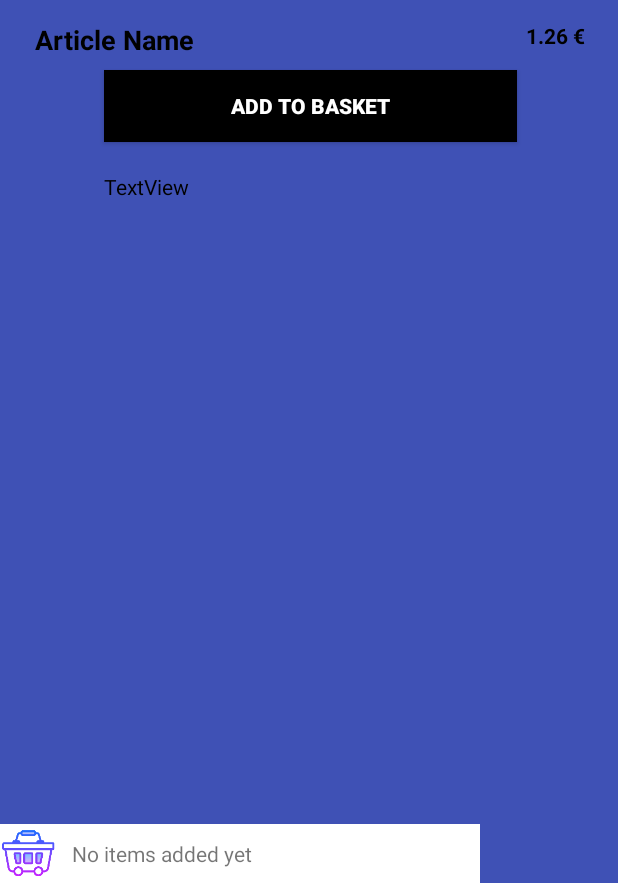
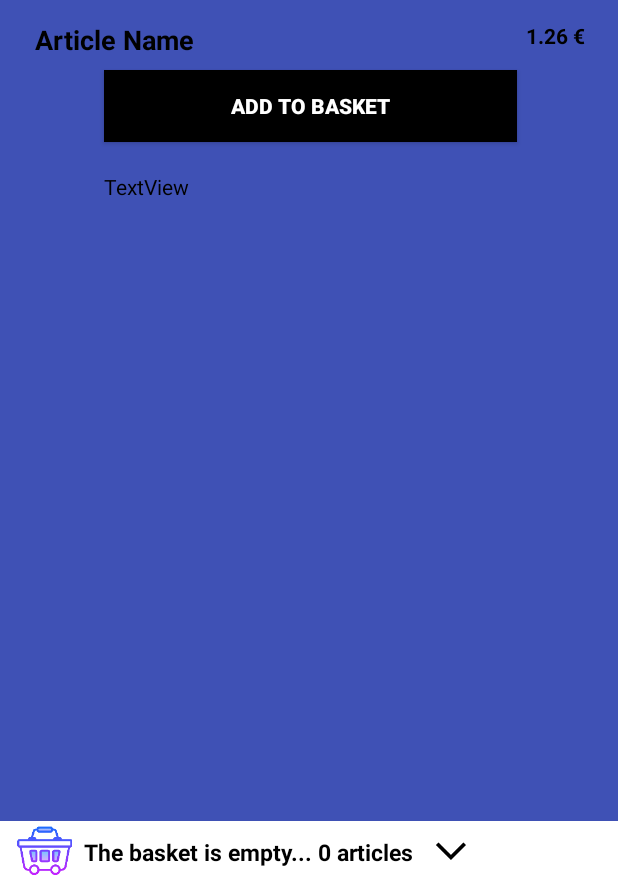
Before and after one commit to JDevs10/Shopping-Drive, an Android app: the DetailArticle screen opened directly, with no data from a screen before it, on a phone screen of 412 x 824 dp, the part 353-1236 px from its top. Run offline under Robolectric (Android 15) with nearby library versions, the phone set to English and light mode, and no system bars.

Commit message:
---------- Shopping Drive ----------
- added the client front-end article basket

```diff
--- a/app/app/build.gradle
+++ b/app/app/build.gradle
@@ -4,7 +4,7 @@ android {
     compileSdkVersion 27
     defaultConfig {
         applicationId "com.example.j_lds.shoppingdrive"
-        minSdkVersion 14
+        minSdkVersion 16
         targetSdkVersion 27
         versionCode 1
         versionName "1.0"
@@ -27,8 +27,10 @@ dependencies {
     testImplementation 'junit:junit:4.12'
     androidTestImplementation 'com.android.support.test:runner:1.0.2'
     androidTestImplementation 'com.android.support.test.espresso:espresso-core:3.0.2'
+
     implementation 'com.android.support:recyclerview-v7:27.1.1'
     implementation 'com.android.support:cardview-v7:27.1.1'
+    implementation 'com.thoughtbot:expandablerecyclerview:1.0'
 }
 
 apply plugin: 'com.google.gms.google-services'
--- /dev/null
+++ b/app/app/src/main/java/com/example/j_lds/shoppingdrive/ClientArticleBasketAdapter.java
@@ -0,0 +1,60 @@
+package com.example.j_lds.shoppingdrive;
+
+import android.content.Context;
+import android.support.annotation.NonNull;
+import android.support.v7.widget.RecyclerView;
+import android.view.LayoutInflater;
+import android.view.View;
+import android.view.ViewGroup;
+import android.widget.TextView;
+
+public class ClientArticleBasketAdapter extends RecyclerView.Adapter<ClientArticleBasketAdapter.ViewHolder> {
+
+    private Context context;
+    private final String[] names;
+    private final double[] prices;
+    View view;
+
+    public ClientArticleBasketAdapter(Context context, String[] names, double[] prices) {
+        this.context = context;
+        this.names = names;
+        this.prices = prices;
+    }
+
+    @NonNull
+    @Override
+    public ViewHolder onCreateViewHolder(@NonNull ViewGroup parent, int viewType) {
+//        return null;
+        View v = LayoutInflater.from(parent.getContext())
+                .inflate(R.layout.custom_hidden_basket_list,parent,false);
+        return new ViewHolder(v);
+    }
+
+    @Override
+    public void onBindViewHolder(@NonNull ClientArticleBasketAdapter.ViewHolder holder, int position) {
+
+        String listItem_NAMES = names[position];
+        double listItem_PRICES = prices[position];
+
+        holder.article_name.setText(listItem_NAMES);
+        holder.article_price.setText(listItem_PRICES+" €");
+    }
+
+    @Override
+    public int getItemCount() {
+        return names.length;
+    }
+
+    public class ViewHolder extends RecyclerView.ViewHolder{
+
+        TextView article_name;
+        TextView article_price;
+
+        public ViewHolder(View itemView) {
+            super(itemView);
+
+            article_name = (TextView)itemView.findViewById(R.id.textView_hidden_basket_list_article_name);
+            article_price = (TextView)itemView.findViewById(R.id.textView_hidden_basket_list_article_price);
+        }
+    }
+}
--- a/app/app/src/main/java/com/example/j_lds/shoppingdrive/DetailArticle.java
+++ b/app/app/src/main/java/com/example/j_lds/shoppingdrive/DetailArticle.java
@@ -1,12 +1,29 @@
 package com.example.j_lds.shoppingdrive;
 
+import android.content.Intent;
 import android.support.v7.app.AppCompatActivity;
 import android.os.Bundle;
+import android.support.v7.widget.LinearLayoutManager;
+import android.support.v7.widget.RecyclerView;
 import android.view.View;
 import android.view.WindowManager;
+import android.widget.ImageView;
+import android.widget.TextView;
 import android.widget.Toast;
 
+import java.util.List;
+
 public class DetailArticle extends AppCompatActivity {
+
+    private ImageView show_basket_btn;
+    private TextView tv_article_name;
+
+    private RecyclerView mRecycleView;
+    private ClientArticleBasketAdapter mClientArticleBasketAdapter;
+
+    private String[] article_names = {"Article 1", "Article 2", "Article 3", "Article 4", "Article 5",
+            "Article 6", "Article 7", "Article 8", "Article 9", "Article 10"};
+    private double[] article_prices = {2.30, 4.50, 1.20, 3.50, 5.60, 7.99, 9.39, 6.49, 8.99, 10.01};
 
     @Override
     protected void onCreate(Bundle savedInstanceState) {
@@ -17,9 +34,56 @@ public class DetailArticle extends AppCompatActivity {
         getSupportActionBar().hide();
         getWindow().setFlags(WindowManager.LayoutParams.FLAG_FULLSCREEN,
                 WindowManager.LayoutParams.FLAG_FULLSCREEN);
+
+
+        //set recycle view / get my basket "if I have"..............................................
+        tv_article_name = (TextView)findViewById(R.id.textView_article_name);
+        show_basket_btn = (ImageView) findViewById(R.id.arrow_down_list);
+
+        mRecycleView = (RecyclerView)findViewById(R.id.recyclerView_drop_down_basket);
+        mRecycleView.setHasFixedSize(true);
+        mRecycleView.setLayoutManager(new LinearLayoutManager(this));
+
+        mClientArticleBasketAdapter = new ClientArticleBasketAdapter(this, article_names, article_prices);
     }
 
     public void back_from_DetailArticle_to_merchantArticles(View view){
         Toast.makeText(getBaseContext(),"going back to view articles",Toast.LENGTH_LONG).show();
+
+        Intent intent= new Intent(DetailArticle.this, FindMerchantArticles.class);
+        startActivity(intent);
     }
+
+    public void dropDownBasketList(View view){
+        Toast.makeText(getBaseContext(),"Show my basket",Toast.LENGTH_LONG).show();
+
+        show_basket_btn.setOnClickListener(new View.OnClickListener() {
+            boolean btn_down = true;
+            @Override
+            public void onClick(View v) {
+                if (btn_down){
+                    tv_article_name.setText("The basket has "+article_names.length+" articles");
+                    mRecycleView.setVisibility(View.VISIBLE);
+                    show_basket_btn.setRotation(180);
+                    mRecycleView.setAdapter(mClientArticleBasketAdapter);
+                    btn_down = false;
+                }else{
+                    mRecycleView.setVisibility(View.GONE);
+                    show_basket_btn.setRotation(0);
+                    btn_down = true;
+                }
+            }
+        });
+    }
+
+//    public void getArticle() {
+//        clientArticleBasket = new ArrayList<>();
+//        List<ClientArticleBasket> articles = new ArrayList<>();
+//
+//        for (int i=0; i<4; i++){
+//            articles.add(new ClientArticleBasket());
+//            articles.add(new ClientArticleBasket());
+//        }
+//        clientArticleBasket.add();
+//    }
 }
--- a/app/app/src/main/res/layout/activity_detail_article.xml
+++ b/app/app/src/main/res/layout/activity_detail_article.xml
@@ -4,8 +4,8 @@
     xmlns:tools="http://schemas.android.com/tools"
     android:layout_width="match_parent"
     android:layout_height="match_parent"
-    tools:context=".DetailArticle"
-    android:background="@color/colorPrimary">
+    android:background="@color/colorPrimary"
+    tools:context=".DetailArticle">
 
     <Button
         android:id="@+id/button_back_from_detail-article_to_find_merchant_articles"
@@ -17,8 +17,8 @@
         android:layout_marginStart="5dp"
         android:layout_marginTop="5dp"
         android:layout_weight="1"
+        android:background="@drawable/baseline_keyboard_arrow_left_black_18dp"
         android:onClick="back_from_DetailArticle_to_merchantArticles"
-        android:background="@drawable/baseline_keyboard_arrow_left_black_18dp"
         app:layout_constraintEnd_toEndOf="parent"
         app:layout_constraintStart_toStartOf="parent"
         app:layout_constraintTop_toTopOf="parent" />
@@ -95,25 +95,59 @@
         app:layout_constraintStart_toStartOf="parent"
         app:layout_constraintTop_toBottomOf="@+id/button_detail-article-addToBasket" />
 
-    <TextView
-        android:id="@+id/textView6"
-        android:layout_width="282dp"
+    <LinearLayout xmlns:android="http://schemas.android.com/apk/res/android"
+        android:id="@+id/linearLayout"
+        android:layout_width="match_parent"
         android:layout_height="wrap_content"
         android:background="@android:color/white"
-        android:padding="10dp"
-        android:text="No items added yet"
+        android:orientation="horizontal"
         app:layout_constraintBottom_toBottomOf="parent"
         app:layout_constraintEnd_toEndOf="parent"
+        app:layout_constraintStart_toStartOf="parent">
+
+        <ImageView
+            android:id="@+id/basket_list"
+            android:layout_width="40dp"
+            android:layout_height="40dp"
+            android:layout_marginLeft="10dp"
+            android:layout_marginRight="5dp"
+            android:src="@mipmap/ic_basket" />
+
+        <TextView
+            android:id="@+id/textView_article_name"
+            android:layout_width="wrap_content"
+            android:layout_height="wrap_content"
+            android:layout_marginBottom="10dp"
+            android:layout_marginTop="10dp"
+            android:gravity="center"
+            android:text="The basket is empty... 0 articles"
+            android:textColor="@color/color_dark"
+            android:textSize="15dp"
+            android:textStyle="bold" />
+
+        <ImageView
+            android:id="@+id/arrow_down_list"
+            android:layout_width="40dp"
+            android:layout_height="40dp"
+            android:layout_marginLeft="5dp"
+            android:layout_marginRight="10dp"
+            android:onClick="dropDownBasketList"
+            android:src="@drawable/arrow_down_black" />
+
+    </LinearLayout>
+
+    <android.support.v7.widget.RecyclerView
+        android:id="@+id/recyclerView_drop_down_basket"
+        android:layout_width="match_parent"
+        android:layout_height="wrap_content"
+        android:background="@android:color/white"
+        android:scrollbars="vertical"
+        android:visibility="gone"
+        android:elevation="100dp"
+        app:layout_constraintBottom_toTopOf="@+id/linearLayout"
+        app:layout_constraintEnd_toEndOf="parent"
         app:layout_constraintHorizontal_bias="0.0"
-        app:layout_constraintStart_toEndOf="@+id/imageView2" />
+        app:layout_constraintStart_toStartOf="parent" />
 
-    <ImageView
-        android:id="@+id/imageView2"
-        android:layout_width="38dp"
-        android:layout_height="39dp"
-        android:background="@android:color/white"
-        app:layout_constraintBottom_toBottomOf="parent"
-        app:layout_constraintStart_toStartOf="parent"
-        app:srcCompat="@mipmap/ic_basket" />
 
 </android.support.constraint.ConstraintLayout>
```
Also changed, not shown: app/app/src/main/res/layout/custom_basket.xml (added, +65 -0 lines), app/app/src/main/res/layout/custom_hidden_basket_list.xml (added, +29 -0 lines), app/app/src/main/res/drawable/arrow_down_black.png (added), 1 other file.
